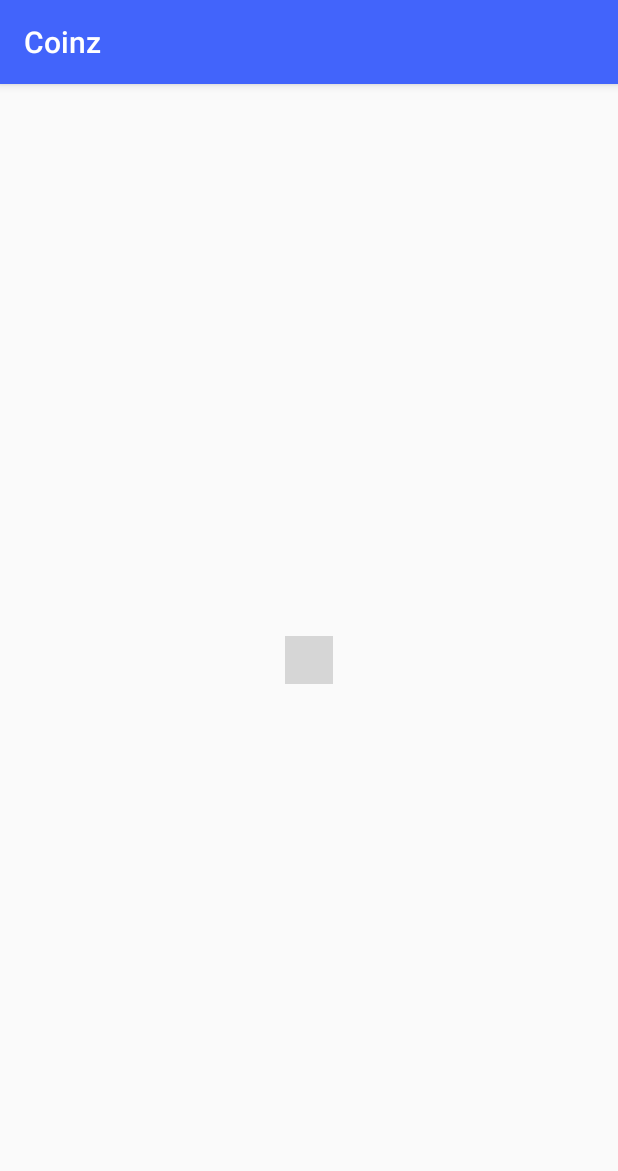
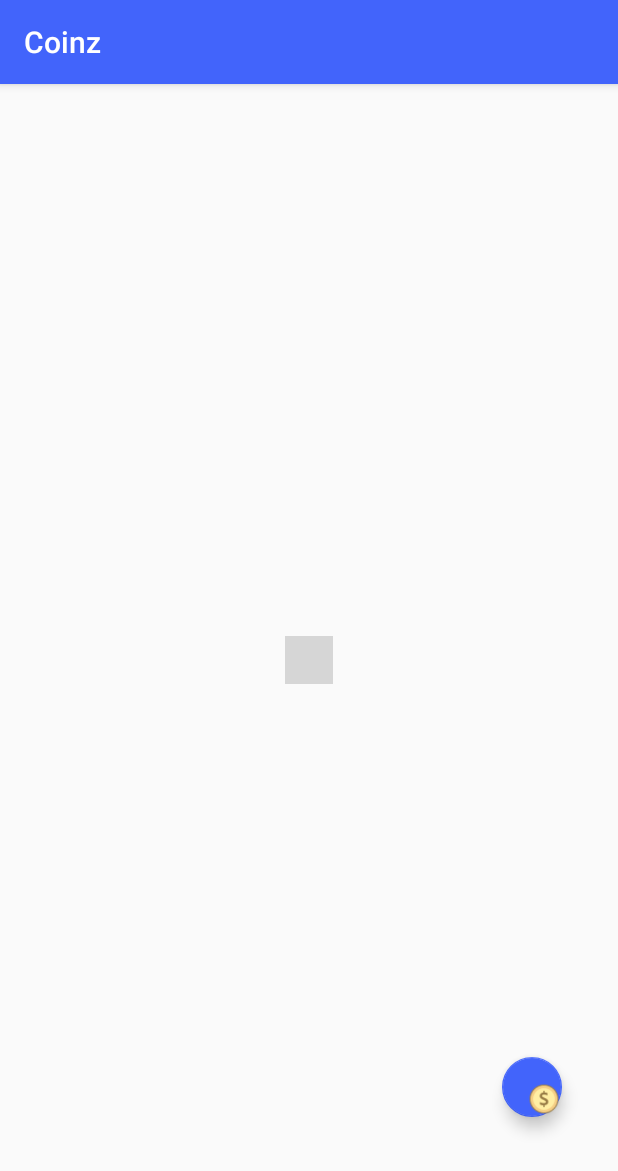
Before and after one commit to bbocwang/Coinz, an Android app: the GameActivity screen opened directly, with no data from a screen before it, on a phone screen of 412 x 824 dp. Shown: the top 1171 px of the screen. Run offline under Robolectric (Android 15) with nearby library versions, the phone set to English and light mode, and no system bars; libraries missing offline, so code that uses them is left out: com.mapbox.android, com.mapbox.geojson, com.mapbox.mapboxsdk; plain views replace MapView; network calls fail; 10 statements that could not run were skipped; grey boxes are pictures that could not be loaded.

Commit message:
finished create different markers, working on how can users collect coins

```diff
--- a/app/src/main/java/uk/ac/ed/coinz/GameActivity.java
+++ b/app/src/main/java/uk/ac/ed/coinz/GameActivity.java
@@ -2,6 +2,7 @@ package uk.ac.ed.coinz;
 
 import android.annotation.SuppressLint;
 import android.content.Context;
+import android.content.Intent;
 import android.content.SharedPreferences;
 import android.location.Location;
 import android.os.AsyncTask;
@@ -10,6 +11,7 @@ import android.support.annotation.NonNull;
 import android.support.v7.app.AppCompatActivity;
 import android.os.Bundle;
 import android.util.Log;
+import android.view.View;
 import android.widget.Toast;
 
 import com.mapbox.android.core.permissions.PermissionsListener;
@@ -76,6 +78,48 @@ public class GameActivity extends AppCompatActivity implements OnMapReadyCallbac
         mapView.onCreate(savedInstanceState);
         mapView.getMapAsync(this);
         mapboxMap.setOnMarkerClickListener((MapboxMap.OnMarkerClickListener) this);
+        findViewById(R.id.collectButton).setOnClickListener((View.OnClickListener) this);
+    }
+
+    public void onClick(View view){
+        switch (view.getId()){
+            case R.id.collectButton:
+                collect();
+                break;
+        }
+    }
+
+    private void collect() {
+        for (Feature feature : features) {
+            Geometry geometry = feature.geometry();
+            Point p = (Point) geometry;
+            List<Double> coordinates = p.coordinates();
+            String currency = feature.properties().get("currency").toString();
+            currency = currency.substring(1, currency.length() - 1);
+
+            String id = feature.properties().get("id").toString();
+            id = id.substring(1, id.length() - 1);
+
+            String value = feature.properties().get("value").toString();
+            value = value.substring(1, value.length() - 1);
+
+            String symbol = feature.properties().get("marker-symbol").toString();
+            symbol = symbol.substring(1, symbol.length() - 1);
+
+            String color = feature.properties().get("marker-color").toString();
+            color = color.substring(1, currency.length() - 1);
+
+            Location markerLoc = new Location("");
+            markerLoc.setLatitude(coordinates.get(1));
+            markerLoc.setLongitude(coordinates.get(0));
+
+            float distanceInMeters = originLocation.distanceTo(markerLoc);
+            if(distanceInMeters <= 20){
+                Log.d(tag,"get coin"+currency+value+"current location"+originLocation.toString());
+            }else{
+                Log.d(tag,"no coins in 20m"+"current location"+originLocation.toString());
+            }
+        }
     }
 
     @Override
@@ -110,13 +154,6 @@ public class GameActivity extends AppCompatActivity implements OnMapReadyCallbac
             permissionsManager.requestLocationPermissions(this);
         }
     }
-
-
-    private void setCameraPosition(Location location){
-        mapboxMap.animateCamera(CameraUpdateFactory.newLatLngZoom(new LatLng(location.getLatitude(),
-                location.getLongitude()),13.0));
-    }
-
 
 
     @Override
@@ -249,23 +286,7 @@ public class GameActivity extends AppCompatActivity implements OnMapReadyCallbac
                         .position(new LatLng(coordinates.get(1),coordinates.get(0))).icon(yellow_icon));
                     markers.add(coinMarker);
             }
-
-
         }
-        itemizedIconOverlayGT = new ItemizedIconOverlay(activity, alMarkerGT,
-                new OnItemGestureListener<Marker>() {
-
-                    @Override
-                    public boolean onItemSingleTapUp(int index, Marker item) {
-                        return false;
-                    }
-
-                    @Override
-                    public boolean onItemLongPress(int index, Marker item) {
-                        return false;
-                    }
-                });
-        mv.addItemizedOverlay(itemizedIconOverlayGT);
     }
 
     @Override
@@ -299,7 +320,6 @@ public class GameActivity extends AppCompatActivity implements OnMapReadyCallbac
         SharedPreferences.Editor editor2 = settings.edit();
         editor2.putString("json",json);
         editor2.apply();
-
     }
 
     @Override
--- a/app/src/main/res/layout/activity_game.xml
+++ b/app/src/main/res/layout/activity_game.xml
@@ -21,5 +21,25 @@
         mapbox:mapbox_cameraZoom="15"
         />
 
+    <android.support.design.widget.FloatingActionButton
+        android:id="@+id/collectButton"
+        android:layout_width="40dp"
+        android:layout_height="40dp"
+        android:layout_marginBottom="8dp"
+        android:layout_marginEnd="8dp"
+        android:layout_marginStart="8dp"
+        android:layout_marginTop="8dp"
+        android:clickable="true"
+        android:visibility="visible"
+        app:srcCompat="@drawable/coin3"
+        mapbox:backgroundTint="@color/colorPrimary"
+        mapbox:layout_constraintBottom_toBottomOf="parent"
+        mapbox:layout_constraintEnd_toEndOf="parent"
+        mapbox:layout_constraintHorizontal_bias="0.917"
+        mapbox:layout_constraintStart_toStartOf="parent"
+        mapbox:layout_constraintTop_toTopOf="parent"
+        mapbox:layout_constraintVertical_bias="0.9"
+        mapbox:rippleColor="@color/colorPrimaryDark" />
+
 
 </android.support.constraint.ConstraintLayout>
--- a/build.gradle
+++ b/build.gradle
@@ -9,7 +9,7 @@ buildscript {
 
     }
     dependencies {
-        classpath 'com.android.tools.build:gradle:3.1.4'
+        classpath 'com.android.tools.build:gradle:3.2.1'
 
 
         // NOTE: Do not place your application dependencies here; they belong
```
Also changed, not shown: app/src/main/res/drawable-v24/coin2.png (added), app/src/main/res/drawable-v24/coin3.png (added), gradle/wrapper/gradle-wrapper.properties.
